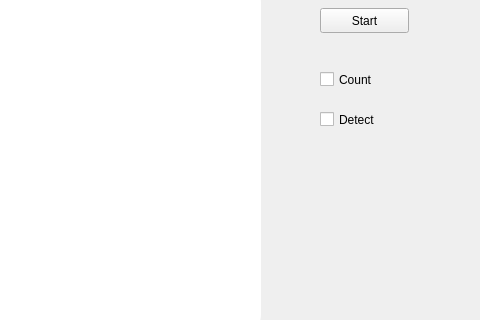
lacie-life/FruitCountingEngine, file Engine/Engine/ui/mainwindow.ui: the form before one commit; both pictures show x 320 to 800 and y 109 to 429 of the 800 by 600 pixel window.
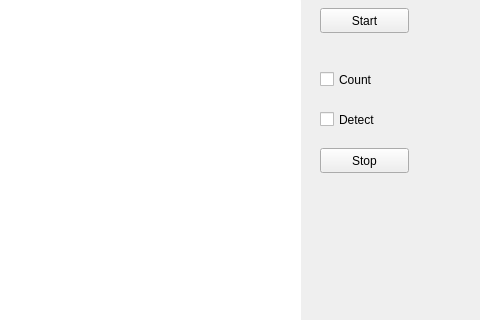
The form after the commit.

The edit to the form file:
```diff
--- a/Engine/Engine/ui/mainwindow.ui
+++ b/Engine/Engine/ui/mainwindow.ui
@@ -19,12 +19,12 @@
      <rect>
       <x>20</x>
       <y>70</y>
-      <width>561</width>
-      <height>361</height>
+      <width>601</width>
+      <height>401</height>
      </rect>
     </property>
     <property name="styleSheet">
-     <string notr="true">margin-left: 10px; border-radius: 25px; background: white; color: #4A0C46;</string>
+     <string notr="true">margin-left: 10px; border-radius: 25px; background: white; color: #4A0C46;border: 1px;</string>
     </property>
     <property name="text">
      <string/>
@@ -69,6 +69,19 @@
      <string>Detect</string>
     </property>
    </widget>
+   <widget class="QPushButton" name="stopButton">
+    <property name="geometry">
+     <rect>
+      <x>640</x>
+      <y>240</y>
+      <width>89</width>
+      <height>25</height>
+     </rect>
+    </property>
+    <property name="text">
+     <string>Stop</string>
+    </property>
+   </widget>
   </widget>
   <widget class="QMenuBar" name="menuBar">
    <property name="geometry">
```
